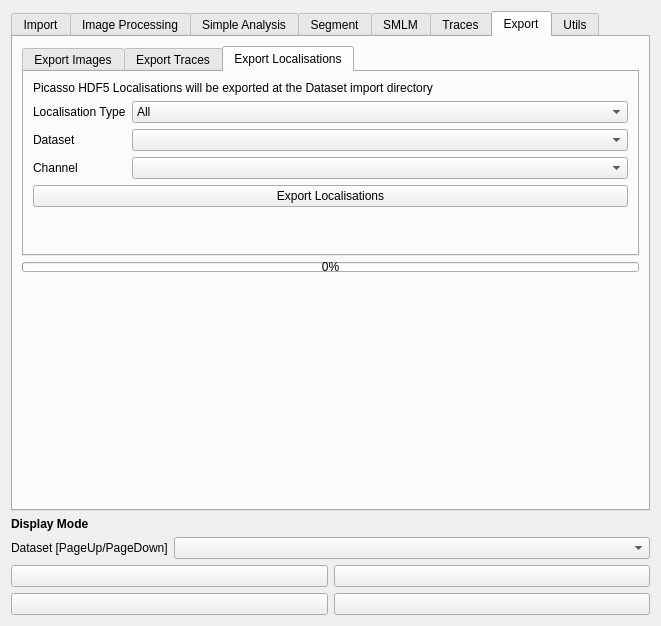
First picture: the form in src/napari_pixseq/GUI/pixseq_ui.ui, repository piedrro/napari-molseeq, before the edit.
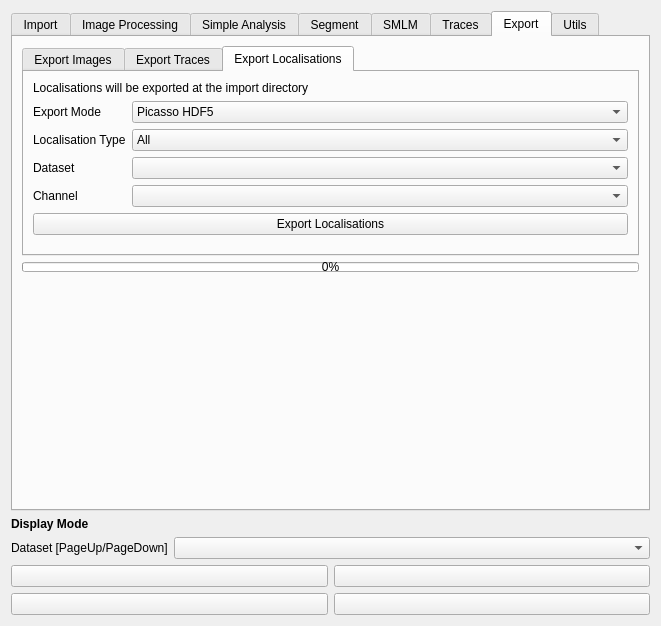
Second picture: the form after the edit. The open tabs and pages were chosen to show the change.

Commit message: added more localisation export modes

```diff
--- a/src/napari_pixseq/GUI/pixseq_ui.ui
+++ b/src/napari_pixseq/GUI/pixseq_ui.ui
@@ -3211,31 +3211,31 @@
            <item>
             <widget class="QLabel" name="label_74">
              <property name="text">
-              <string>Picasso HDF5 Localisations will be exported at the Dataset import directory</string>
+              <string>Localisations will be exported at the import directory</string>
              </property>
             </widget>
            </item>
            <item>
             <layout class="QFormLayout" name="formLayout_19">
-             <item row="1" column="0">
+             <item row="2" column="0">
               <widget class="QLabel" name="label_72">
                <property name="text">
                 <string>Dataset</string>
                </property>
               </widget>
              </item>
-             <item row="1" column="1">
+             <item row="2" column="1">
               <widget class="QComboBox" name="locs_export_dataset"/>
              </item>
-             <item row="0" column="0">
+             <item row="1" column="0">
               <widget class="QLabel" name="label_73">
                <property name="text">
                 <string>Localisation Type</string>
                </property>
               </widget>
              </item>
-             <item row="0" column="1">
-              <widget class="QComboBox" name="locs_export_mode">
+             <item row="1" column="1">
+              <widget class="QComboBox" name="locs_export_type">
                <item>
                 <property name="text">
                  <string>All</string>
@@ -3253,16 +3253,42 @@
                </item>
               </widget>
              </item>
-             <item row="2" column="1">
+             <item row="3" column="1">
               <widget class="QComboBox" name="locs_export_channel"/>
              </item>
-             <item row="2" column="0">
+             <item row="3" column="0">
               <widget class="QLabel" name="label_71">
                <property name="text">
                 <string>Channel</string>
                </property>
               </widget>
              </item>
+             <item row="0" column="0">
+              <widget class="QLabel" name="label_112">
+               <property name="text">
+                <string>Export Mode</string>
+               </property>
+              </widget>
+             </item>
+             <item row="0" column="1">
+              <widget class="QComboBox" name="locs_export_mode">
+               <item>
+                <property name="text">
+                 <string>Picasso HDF5</string>
+                </property>
+               </item>
+               <item>
+                <property name="text">
+                 <string>CSV</string>
+                </property>
+               </item>
+               <item>
+                <property name="text">
+                 <string>POS.OUT</string>
+                </property>
+               </item>
+              </widget>
+             </item>
             </layout>
            </item>
            <item>
```
The commit also changes 3 other files.
